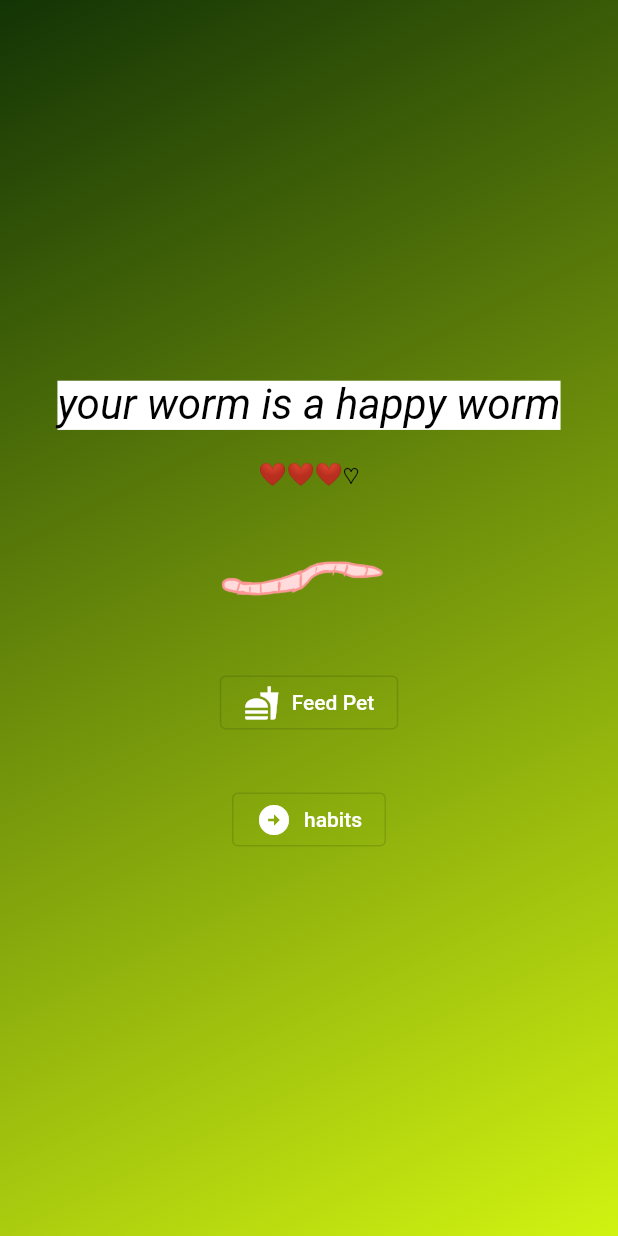
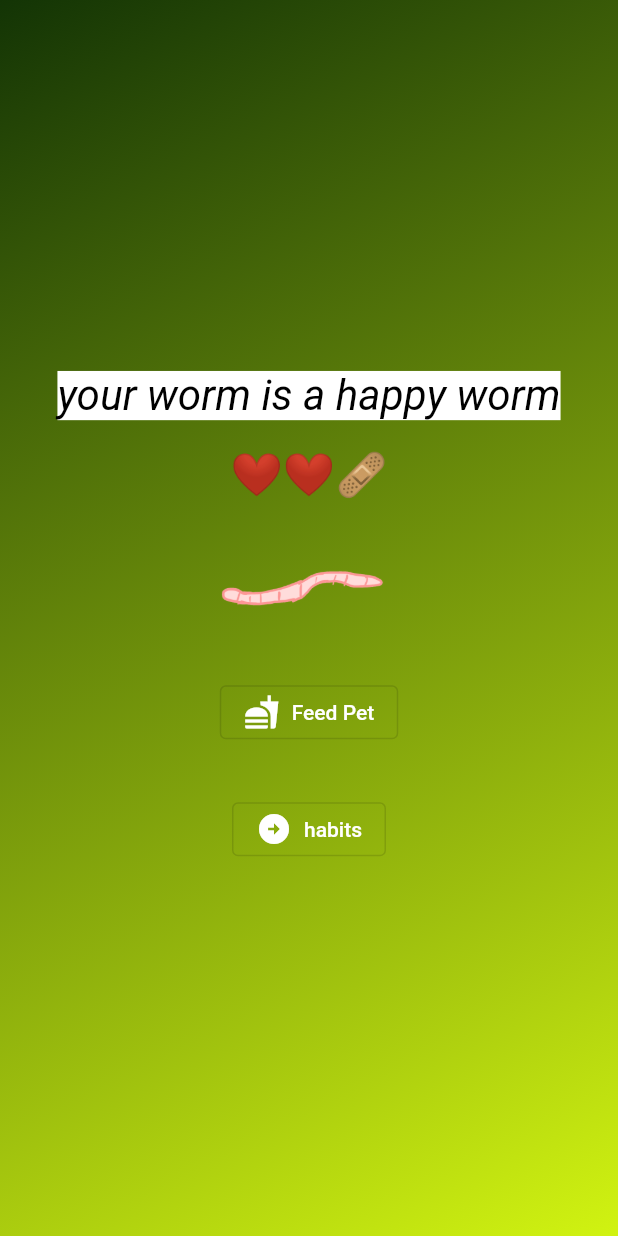
Before and after one commit to abbymachines/habit_vpet, a Flutter app: the screen it shows after launch, on a phone screen of 412 x 824 dp. Run offline on Flutter 3.47's test engine with Material 2 defaults, Android fonts, the phone set to English and light mode, and no system bars.

Commit message:
set up heartBarStates map object, and use it to render a heart string on the start screen

```diff
--- a/lib/heart_bar.dart
+++ b/lib/heart_bar.dart
@@ -2,21 +2,74 @@ import 'package:flutter/material.dart';
 import 'package:habit_vpet/heart.dart';
 
 const fullHeart = '❤️';
+const halfHeart = '❤️‍🩹';
 const emptyHeart = '♡';
 
-class HeartBar extends StatelessWidget {
-  const HeartBar({super.key});
+class HeartBar extends StatefulWidget {
+  const HeartBar({
+    required this.completedHabits,
+    required this.totalHabits,
+    super.key,
+  });
+
+  final int completedHabits;
+  final int totalHabits;
+
+  @override
+  State<HeartBar> createState() {
+    return _HeartBarState();
+  }
+}
+
+class _HeartBarState extends State<HeartBar> {
+  var health = 8;
+  // the heart range is 0-8
+  final heartBarStates = {
+    0: emptyHeart,
+    1: halfHeart,
+    2: fullHeart,
+    3: fullHeart + halfHeart,
+    4: fullHeart + fullHeart,
+    5: fullHeart + fullHeart + halfHeart,
+    6: fullHeart + fullHeart + fullHeart,
+    7: fullHeart + fullHeart + fullHeart + halfHeart,
+    8: fullHeart + fullHeart + fullHeart + fullHeart,
+  };
+
+  void setHealth() {
+    setState(() {
+      health = ((widget.completedHabits / widget.totalHabits) * 8).floor();
+    });
+  }
 
   @override
   Widget build(context) {
-    return const Row(
-      mainAxisAlignment: MainAxisAlignment.center,
-      children: <Widget>[
-        Heart(fullHeart),
-        Heart(fullHeart),
-        Heart(fullHeart),
-        Heart(emptyHeart),
-      ],
+    final hearts = heartBarStates[3];
+
+    return Container(
+      alignment: Alignment.center,
+      child: Text(
+        hearts!,
+        style: const TextStyle(
+          fontSize: 28,
+        ),
+      ),
     );
   }
 }
+
+
+
+//   @override
+//   Widget build(context) {
+//     return const Row(
+//       mainAxisAlignment: MainAxisAlignment.center,
+//       children: <Widget>[
+//         Heart(fullHeart),
+//         Heart(fullHeart),
+//         Heart(fullHeart),
+//         Heart(emptyHeart),
+//       ],
+//     );
+//   }
+// }
--- a/lib/start_screen.dart
+++ b/lib/start_screen.dart
@@ -16,7 +16,7 @@ class StartScreen extends StatelessWidget {
         children: [
           const StyledText('your worm is a happy worm'),
           const SizedBox(height: 20),
-          const HeartBar(),
+          const HeartBar(completedHabits: 5, totalHabits: 15),
           const SizedBox(height: 10),
           const Center(
             child: PetFeeder(),
```
